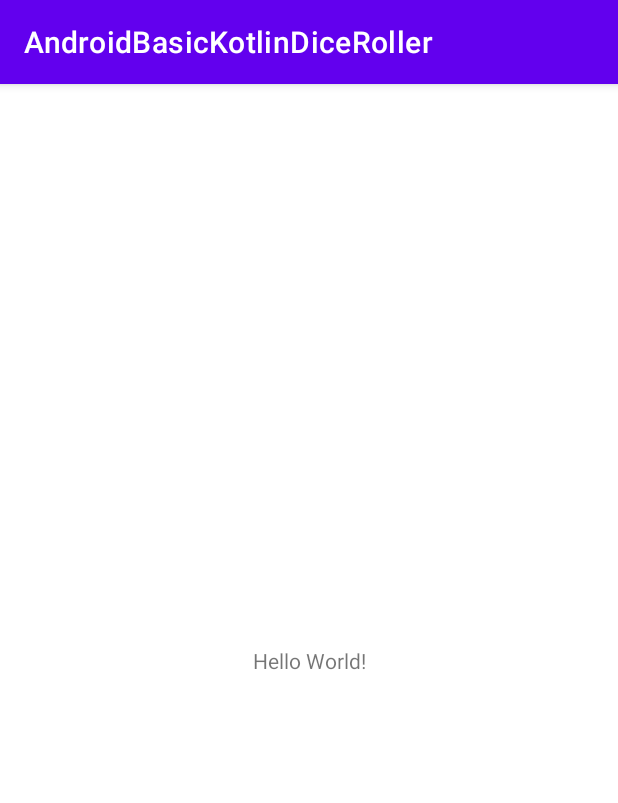
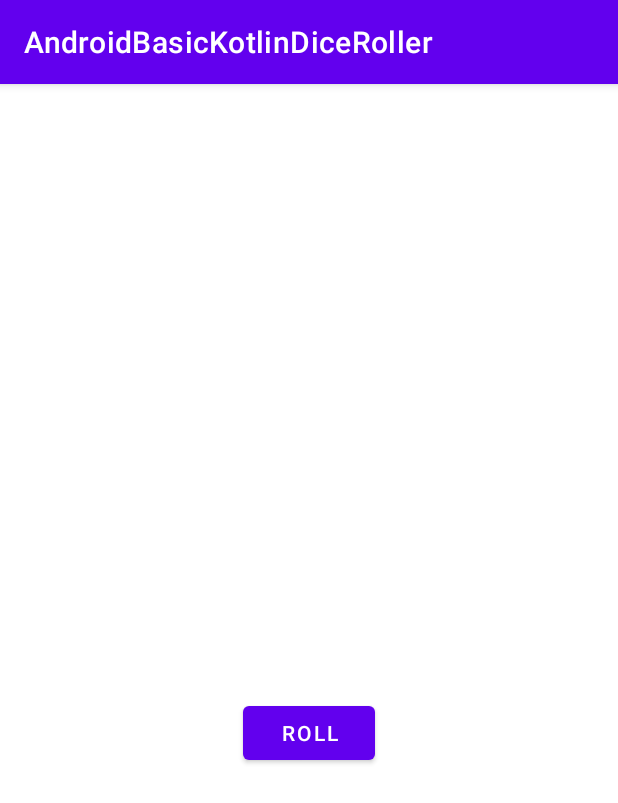
Before and after one commit to rochman25/android-basic-kotlin-dice-roller, an Android app: the screen it shows after launch (MainActivity), on a phone screen of 412 x 824 dp. Shown: the top 803 px of the screen. Run offline under Robolectric (Android 15) with nearby library versions, the phone set to English and light mode, and no system bars.

Commit message:
add dice rolled class and implement in activity_main.xml

```diff
--- a/app/src/main/java/com/zaenur/androidbasickotlindiceroller/MainActivity.kt
+++ b/app/src/main/java/com/zaenur/androidbasickotlindiceroller/MainActivity.kt
@@ -2,10 +2,24 @@ package com.zaenur.androidbasickotlindiceroller
 
 import androidx.appcompat.app.AppCompatActivity
 import android.os.Bundle
+import android.widget.Button
+import android.widget.TextView
 
 class MainActivity : AppCompatActivity() {
     override fun onCreate(savedInstanceState: Bundle?) {
         super.onCreate(savedInstanceState)
         setContentView(R.layout.activity_main)
+
+        val rollButton: Button = findViewById(R.id.button)
+        rollButton.setOnClickListener {
+            rollDice()
+        }
+    }
+
+    private fun rollDice() {
+        val dice = Dice(6)
+        val diceRoll = dice.roll()
+        val resultTextView:  TextView = findViewById(R.id.textView)
+        resultTextView.text = diceRoll.toString()
     }
 }
--- a/app/src/main/res/layout/activity_main.xml
+++ b/app/src/main/res/layout/activity_main.xml
@@ -7,12 +7,24 @@
     tools:context=".MainActivity">
 
     <TextView
+        android:id="@+id/textView"
         android:layout_width="wrap_content"
         android:layout_height="wrap_content"
-        android:text="Hello World!"
+        android:textSize="36sp"
         app:layout_constraintBottom_toBottomOf="parent"
         app:layout_constraintLeft_toLeftOf="parent"
         app:layout_constraintRight_toRightOf="parent"
-        app:layout_constraintTop_toTopOf="parent" />
+        app:layout_constraintTop_toTopOf="parent"
+        tools:text="1" />
+
+    <Button
+        android:id="@+id/button"
+        style="@style/Widget.MaterialComponents.Button"
+        android:layout_width="wrap_content"
+        android:layout_height="wrap_content"
+        android:text="@string/roll"
+        app:layout_constraintEnd_toEndOf="parent"
+        app:layout_constraintStart_toStartOf="parent"
+        app:layout_constraintTop_toBottomOf="@+id/textView" />
 
 </androidx.constraintlayout.widget.ConstraintLayout>
--- a/app/src/main/res/values/strings.xml
+++ b/app/src/main/res/values/strings.xml
@@ -1,3 +1,4 @@
 <resources>
     <string name="app_name">AndroidBasicKotlinDiceRoller</string>
+    <string name="roll">Roll</string>
 </resources>
--- a/build.gradle
+++ b/build.gradle
@@ -1,7 +1,7 @@
 // Top-level build file where you can add configuration options common to all sub-projects/modules.
 plugins {
-    id 'com.android.application' version '7.1.0' apply false
-    id 'com.android.library' version '7.1.0' apply false
+    id 'com.android.application' version '7.1.2' apply false
+    id 'com.android.library' version '7.1.2' apply false
     id 'org.jetbrains.kotlin.android' version '1.6.10' apply false
 }
 
```
Also changed, not shown: app/src/main/java/com/zaenur/androidbasickotlindiceroller/Dice.kt (added, +9 -0 lines).
